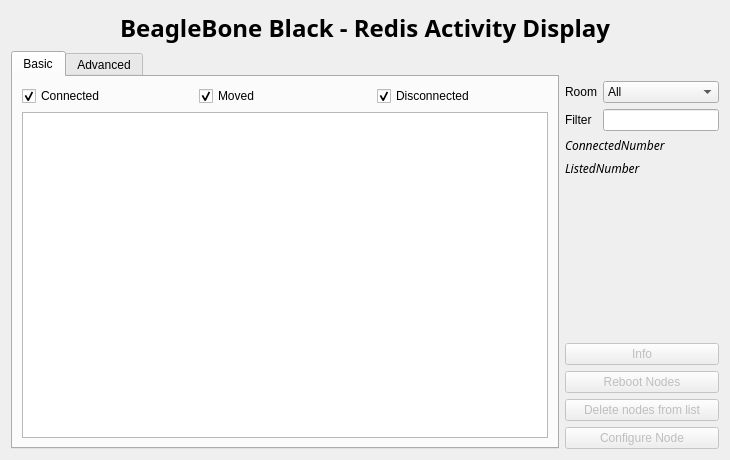
Before: the Qt Designer form ui_files/monitor.ui in lnls-sirius/bbbread, drawn with Qt 5.
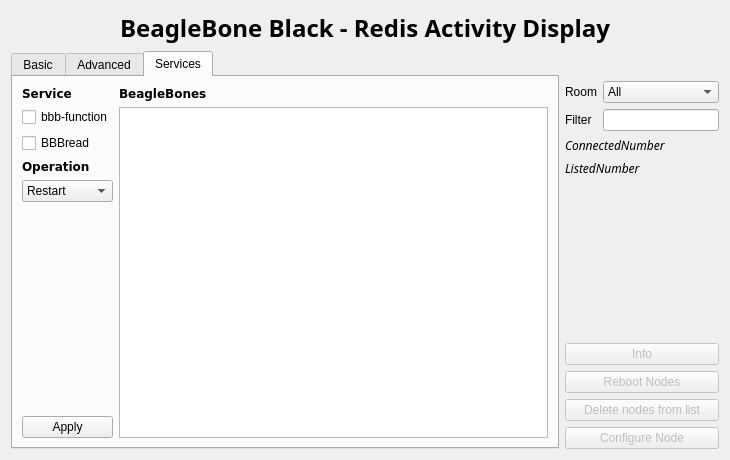
After: the same form once the commit is applied. The open tabs and pages were chosen to show the change.

Commit message: draft: Service configuration

```diff
--- a/ui_files/monitor.ui
+++ b/ui_files/monitor.ui
@@ -54,6 +54,9 @@
       <layout class="QVBoxLayout" name="verticalLayout_3">
        <item>
         <widget class="QTabWidget" name="tabWidget">
+         <property name="enabled">
+          <bool>true</bool>
+         </property>
          <property name="tabShape">
           <enum>QTabWidget::Rounded</enum>
          </property>
@@ -281,6 +284,122 @@
            </item>
           </layout>
          </widget>
+         <widget class="QWidget" name="tab">
+          <property name="enabled">
+           <bool>true</bool>
+          </property>
+          <property name="font">
+           <font>
+            <kerning>true</kerning>
+           </font>
+          </property>
+          <attribute name="title">
+           <string>Services</string>
+          </attribute>
+          <layout class="QHBoxLayout" name="horizontalLayout_2">
+           <item>
+            <layout class="QVBoxLayout" name="verticalLayout_7">
+             <item>
+              <widget class="QLabel" name="serviceLabel">
+               <property name="font">
+                <font>
+                 <family>DejaVu Sans</family>
+                 <weight>75</weight>
+                 <bold>true</bold>
+                </font>
+               </property>
+               <property name="text">
+                <string>Service</string>
+               </property>
+              </widget>
+             </item>
+             <item>
+              <widget class="QCheckBox" name="bbbfunctionBox">
+               <property name="text">
+                <string>bbb-function</string>
+               </property>
+              </widget>
+             </item>
+             <item>
+              <widget class="QCheckBox" name="bbbreadBox">
+               <property name="text">
+                <string>BBBread</string>
+               </property>
+              </widget>
+             </item>
+             <item>
+              <widget class="QLabel" name="operationLabel">
+               <property name="font">
+                <font>
+                 <family>DejaVu Sans</family>
+                 <weight>75</weight>
+                 <bold>true</bold>
+                </font>
+               </property>
+               <property name="text">
+                <string>Operation</string>
+               </property>
+              </widget>
+             </item>
+             <item>
+              <widget class="QComboBox" name="operationcomboBox">
+               <item>
+                <property name="text">
+                 <string>Restart</string>
+                </property>
+               </item>
+               <item>
+                <property name="text">
+                 <string>Stop</string>
+                </property>
+               </item>
+              </widget>
+             </item>
+             <item>
+              <spacer name="verticalSpacer_3">
+               <property name="orientation">
+                <enum>Qt::Vertical</enum>
+               </property>
+               <property name="sizeHint" stdset="0">
+                <size>
+                 <width>20</width>
+                 <height>40</height>
+                </size>
+               </property>
+              </spacer>
+             </item>
+             <item>
+              <widget class="QPushButton" name="applyserviceButton">
+               <property name="text">
+                <string>Apply</string>
+               </property>
+              </widget>
+             </item>
+            </layout>
+           </item>
+           <item>
+            <layout class="QVBoxLayout" name="verticalLayout_8">
+             <item>
+              <widget class="QLabel" name="bbbLabel">
+               <property name="font">
+                <font>
+                 <family>DejaVu Sans</family>
+                 <weight>75</weight>
+                 <bold>true</bold>
+                </font>
+               </property>
+               <property name="text">
+                <string>BeagleBones</string>
+               </property>
+              </widget>
+             </item>
+             <item>
+              <widget class="QListWidget" name="serviceList"/>
+             </item>
+            </layout>
+           </item>
+          </layout>
+         </widget>
         </widget>
        </item>
       </layout>
```
The commit also changes 2 other files.
